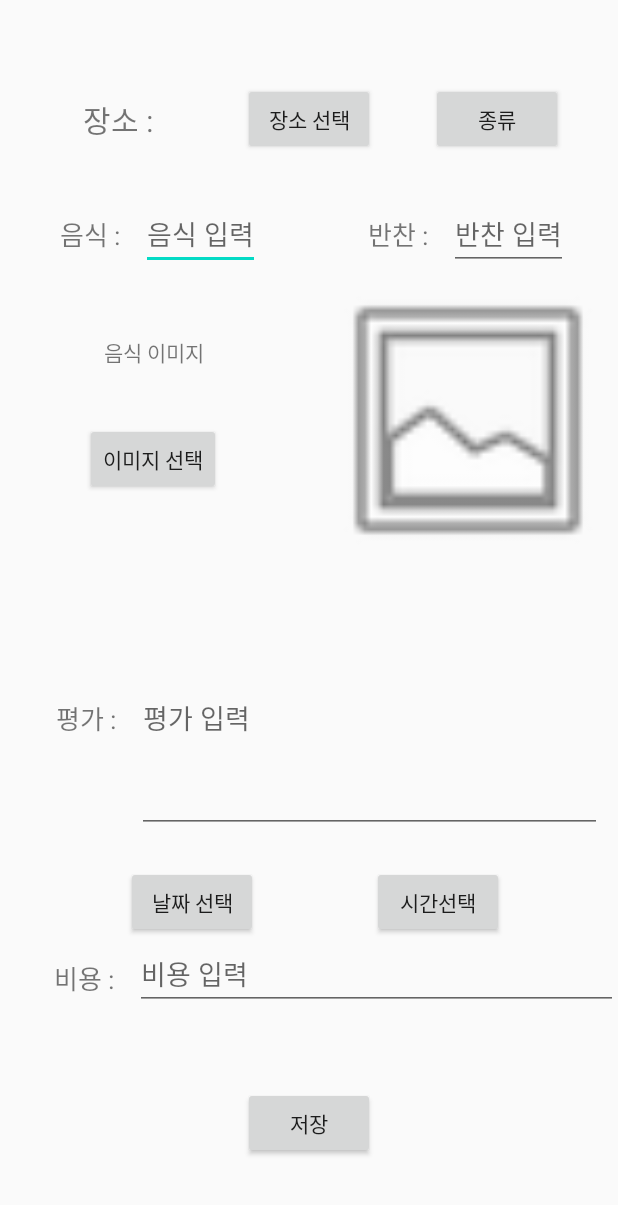
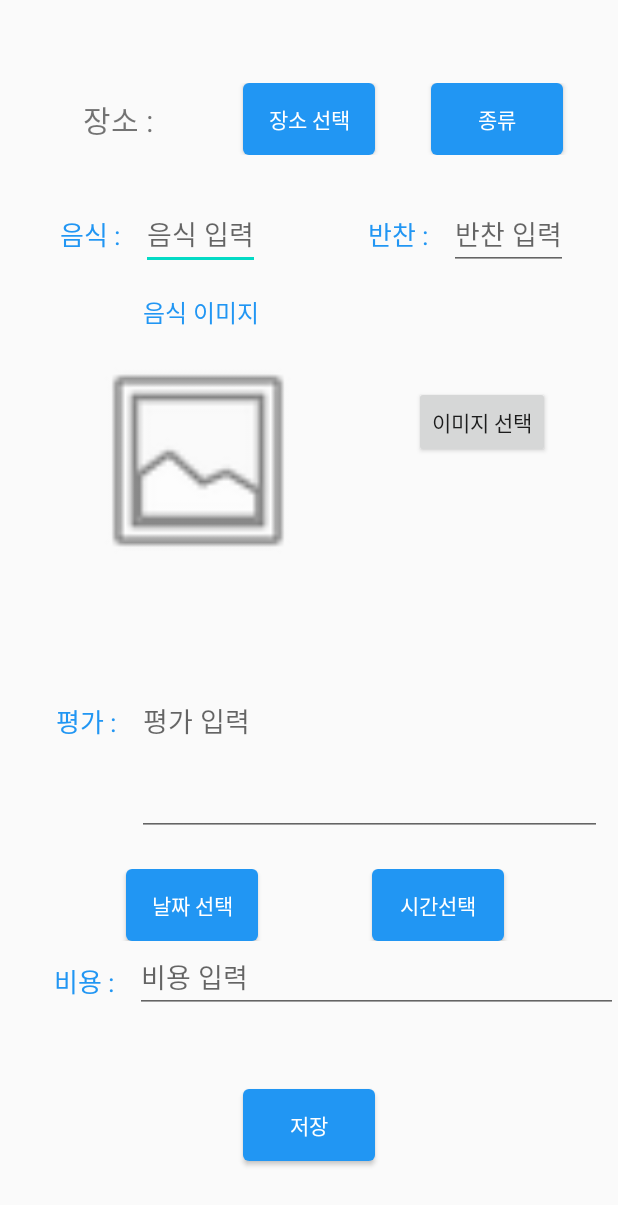
Before and after one commit to 99apollo/MobileSoftware, an Android app: the layout food_input_layout.xml on its own in the app's theme, with its tools: preview values and no code run, on a phone screen of 412 x 824 dp. Shown: the top 1205 px of the screen. Run offline under Robolectric (Android 15) with nearby library versions, the phone set to English and light mode, and no system bars.

Commit message:
수정본1116

```diff
--- a/app/src/main/java/com/example/myapplication/MainActivity.java
+++ b/app/src/main/java/com/example/myapplication/MainActivity.java
@@ -20,7 +20,6 @@ public class MainActivity extends AppCompatActivity {
         input.setOnClickListener(new View.OnClickListener() {
             @Override
             public void onClick(View view) {
-                Toast.makeText(getApplicationContext(),"press",Toast.LENGTH_LONG).show();
                 Intent intent=new Intent(getApplicationContext(),FoodInput.class);
                 startActivity(intent);
             }
@@ -28,7 +27,6 @@ public class MainActivity extends AppCompatActivity {
         view.setOnClickListener(new View.OnClickListener() {
             @Override
             public void onClick(View view) {
-                Toast.makeText(getApplicationContext(),"press",Toast.LENGTH_LONG).show();
                 Intent intent=new Intent(getApplicationContext(),FoodView.class);
                 startActivity(intent);
             }
@@ -36,7 +34,6 @@ public class MainActivity extends AppCompatActivity {
         analyze.setOnClickListener(new View.OnClickListener() {
             @Override
             public void onClick(View view) {
-                Toast.makeText(getApplicationContext(),"press",Toast.LENGTH_LONG).show();
                 Intent intent=new Intent(getApplicationContext(),FoodAnalyze.class);
                 startActivity(intent);
             }
--- /dev/null
+++ b/app/src/main/res/drawable/button_background.xml
@@ -0,0 +1,6 @@
+<?xml version="1.0" encoding="utf-8"?>
+<shape xmlns:android="http://schemas.android.com/apk/res/android"
+    android:shape="rectangle">
+    <solid android:color="@color/colorPrimary"/>
+    <corners android:radius="4dp"/>
+</shape>
--- a/app/src/main/res/layout/food_input_layout.xml
+++ b/app/src/main/res/layout/food_input_layout.xml
@@ -32,11 +32,14 @@
             android:id="@+id/choose_place"
             android:layout_width="wrap_content"
             android:layout_height="wrap_content"
+            style="@style/AppButton"
             android:text="장소 선택"
             app:layout_constraintBottom_toBottomOf="parent"
+
             app:layout_constraintEnd_toEndOf="parent"
             app:layout_constraintStart_toStartOf="parent"
-            app:layout_constraintTop_toTopOf="parent" />
+            app:layout_constraintTop_toTopOf="parent"
+            />
 
         <Button
             android:id="@+id/typeChoose"
@@ -46,7 +49,9 @@
             app:layout_constraintBottom_toBottomOf="parent"
             app:layout_constraintEnd_toEndOf="parent"
             app:layout_constraintStart_toEndOf="@+id/choose_place"
-            app:layout_constraintTop_toTopOf="parent" />
+            app:layout_constraintTop_toTopOf="parent"
+            style="@style/AppButton"
+            />
 
     </androidx.constraintlayout.widget.ConstraintLayout>
 
@@ -71,7 +76,9 @@
             android:textSize="17sp"
             app:layout_constraintBottom_toBottomOf="parent"
             app:layout_constraintStart_toStartOf="parent"
-            app:layout_constraintTop_toTopOf="parent" />
+            app:layout_constraintTop_toTopOf="parent"
+            style="@style/AppTextView"
+            />
 
         <EditText
             android:id="@+id/food_input"
@@ -89,7 +96,7 @@
             android:layout_marginStart="72dp"
             android:text="반찬 : "
             android:textSize="17sp"
-
+            style="@style/AppTextView"
             app:layout_constraintBottom_toBottomOf="parent"
             app:layout_constraintStart_toEndOf="@+id/food_input"
             app:layout_constraintTop_toTopOf="parent" />
@@ -124,6 +131,7 @@
             android:layout_height="wrap_content"
             android:layout_marginStart="40dp"
             android:text="음료 : "
+            style="@style/AppTextView"
             android:textSize="17sp"
             app:layout_constraintBottom_toBottomOf="parent"
             app:layout_constraintStart_toStartOf="parent"
@@ -150,15 +158,15 @@
 
         <TextView
             android:id="@+id/textView3"
+            style="@style/AppTextView"
             android:layout_width="wrap_content"
             android:layout_height="match_parent"
+            android:layout_marginTop="16dp"
             android:text="음식 이미지"
-            app:layout_constraintBottom_toBottomOf="parent"
             app:layout_constraintEnd_toEndOf="parent"
-            app:layout_constraintHorizontal_bias="0.201"
+            app:layout_constraintHorizontal_bias="0.285"
             app:layout_constraintStart_toStartOf="parent"
-            app:layout_constraintTop_toTopOf="parent"
-            app:layout_constraintVertical_bias="0.248" />
+            app:layout_constraintTop_toTopOf="parent" />
 
         <Button
             android:id="@+id/pickImageButton"
@@ -166,21 +174,22 @@
             android:layout_height="wrap_content"
             android:text="이미지 선택"
             app:layout_constraintBottom_toBottomOf="parent"
-            app:layout_constraintEnd_toEndOf="@+id/textView3"
-            app:layout_constraintHorizontal_bias="0.541"
-            app:layout_constraintStart_toStartOf="@+id/textView3"
-            app:layout_constraintTop_toBottomOf="@+id/textView3"
-            app:layout_constraintVertical_bias="0.42" />
+            app:layout_constraintEnd_toEndOf="parent"
+            app:layout_constraintStart_toEndOf="@+id/imageView"
+            app:layout_constraintTop_toTopOf="parent" />
 
         <ImageView
             android:id="@+id/imageView"
-            android:layout_width="200dp"
-            android:layout_height="200dp"
+            android:layout_width="196dp"
+            android:layout_height="150dp"
             android:layout_gravity="center"
+            android:layout_marginTop="12dp"
             android:src="@android:drawable/ic_menu_gallery"
             app:layout_constraintBottom_toBottomOf="parent"
             app:layout_constraintEnd_toEndOf="parent"
-            app:layout_constraintTop_toTopOf="parent" />
+            app:layout_constraintHorizontal_bias="0.158"
+            app:layout_constraintStart_toStartOf="parent"
+            app:layout_constraintTop_toBottomOf="@+id/textView3" />
 
     </androidx.constraintlayout.widget.ConstraintLayout>
 
@@ -198,6 +207,7 @@
             android:layout_height="wrap_content"
             android:layout_marginStart="32dp"
             android:text="평가 : "
+            style="@style/AppTextView"
             android:textSize="17sp"
             app:layout_constraintBottom_toBottomOf="parent"
             app:layout_constraintStart_toStartOf="parent"
@@ -235,7 +245,9 @@
             app:layout_constraintHorizontal_bias="0.26"
             app:layout_constraintStart_toStartOf="parent"
             app:layout_constraintTop_toTopOf="parent"
-            app:layout_constraintVertical_bias="0.0" />
+            app:layout_constraintVertical_bias="0.0"
+            style="@style/AppButton"
+            />
 
         <Button
             android:id="@+id/time_info"
@@ -245,7 +257,9 @@
             app:layout_constraintBottom_toBottomOf="parent"
             app:layout_constraintEnd_toEndOf="parent"
             app:layout_constraintStart_toEndOf="@+id/select_date_time_button"
-            app:layout_constraintTop_toTopOf="parent" />
+            app:layout_constraintTop_toTopOf="parent"
+            style="@style/AppButton"
+            />
 
 
     </androidx.constraintlayout.widget.ConstraintLayout>
@@ -264,6 +278,7 @@
             android:layout_height="wrap_content"
             android:layout_marginStart="36dp"
             android:text="비용 : "
+            style="@style/AppTextView"
             android:textSize="17sp"
             app:layout_constraintBottom_toBottomOf="parent"
             app:layout_constraintStart_toStartOf="parent"
@@ -293,7 +308,9 @@
         app:layout_constraintBottom_toBottomOf="parent"
         app:layout_constraintEnd_toEndOf="parent"
         app:layout_constraintStart_toStartOf="parent"
-        app:layout_constraintTop_toBottomOf="@+id/constraintLayout5" />
+        app:layout_constraintTop_toBottomOf="@+id/constraintLayout5"
+        style="@style/AppButton"
+        />
 
 
 </androidx.constraintlayout.widget.ConstraintLayout>
--- a/app/src/main/res/values-night/themes.xml
+++ b/app/src/main/res/values-night/themes.xml
@@ -6,5 +6,6 @@
         <item name="colorPrimaryDark">@color/purple_700</item>
         <item name="colorAccent">@color/teal_200</item>
         <!-- Customize your theme here. -->
+        <item name="windowNoTitle">true</item>
     </style>
 </resources>
--- a/app/src/main/res/values/colors.xml
+++ b/app/src/main/res/values/colors.xml
@@ -11,4 +11,8 @@
     <color name="calendarTextDefaultColor">#000000</color> <!-- 여기서는 검은색을 사용하겠습니다. -->
 
     <color name="dataAvailableColor">#FF0000</color> <!-- 여기서는 빨간색을 사용하겠습니다. -->
+
+    <color name="colorPrimary">#2196F3</color>
+    <color name="colorPrimaryDark">#1976D2</color>
+    <color name="colorAccent">#FF4081</color>
 </resources>
--- a/app/src/main/res/values/styles.xml
+++ b/app/src/main/res/values/styles.xml
@@ -11,5 +11,21 @@
         <item name="android:textSize">14sp</item> <!-- 텍스트 크기 -->
         <!-- 다른 스타일 속성들을 여기에 추가할 수 있습니다. -->
     </style>
+    <style name="AppTheme1" parent="Theme.MaterialComponents.Light.DarkActionBar">
+        <!-- Customize your theme here. -->
+        <item name="colorPrimary">@color/colorPrimary</item>
+        <item name="colorPrimaryDark">@color/colorPrimaryDark</item>
+        <item name="colorAccent">@color/colorAccent</item>
+    </style>
+    <!-- 버튼 스타일 -->
+    <style name="AppButton" parent="Widget.AppCompat.Button.Colored">
+        <item name="android:background">@drawable/button_background</item>
+        <item name="android:textColor">@android:color/white</item>
+    </style>
 
+    <!-- 텍스트 뷰 스타일 -->
+    <style name="AppTextView" parent="android:Widget.TextView">
+        <item name="android:textColor">@color/colorPrimary</item>
+        <item name="android:textSize">16sp</item>
+    </style>
 </resources>
--- a/app/src/main/res/values/themes.xml
+++ b/app/src/main/res/values/themes.xml
@@ -6,5 +6,6 @@
         <item name="colorPrimaryDark">@color/purple_700</item>
         <item name="colorAccent">@color/teal_200</item>
         <!-- Customize your theme here. -->
+        <item name="windowNoTitle">true</item>
     </style>
 </resources>
```
Also changed, not shown: app/src/main/java/com/example/myapplication/FoodInput.java (+7 -2 lines), app/src/main/java/com/example/myapplication/FoodView.java (+21 -2 lines), app/src/main/res/drawable/shape_for_circle_button.xml (added, +9 -0 lines), app/src/main/res/drawable/tv_solid_rect.xml (added, +8 -0 lines), app/src/main/res/drawable/tv_stroke_rect.xml (added, +9 -0 lines), app/src/main/res/layout/activity_main.xml (+22 -4 lines), app/src/main/res/layout/food_view_layout.xml (+17 -8 lines), app/src/main/res/drawable-v24/dongguk.jpg (added).
